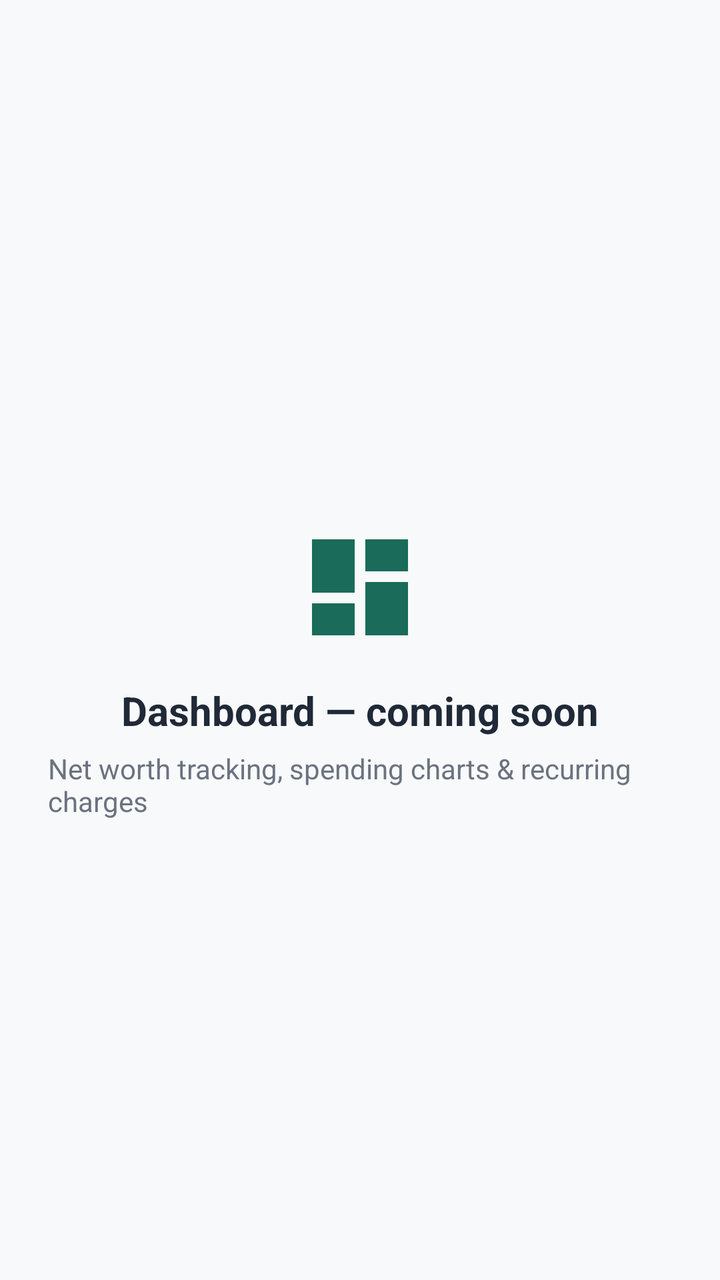
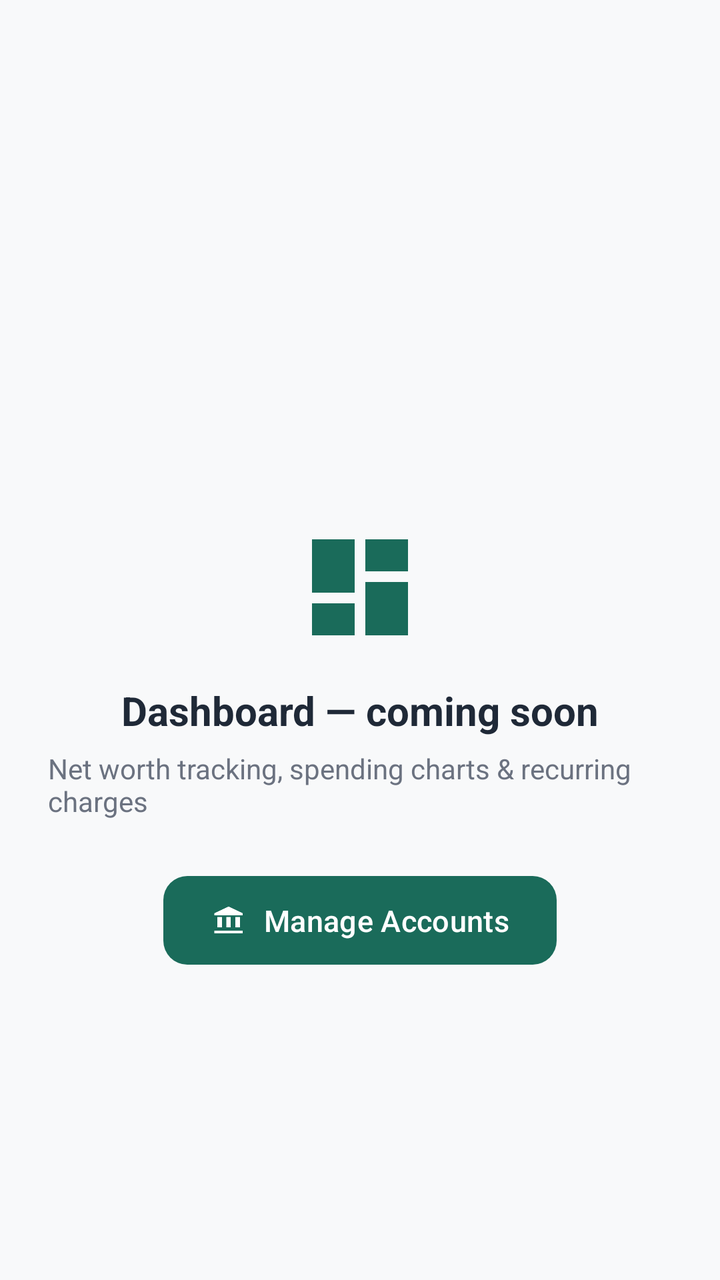

Compare the two renders of this Android layout. The source of the first and the diff that turns it into the second are given below.
<!-- AndroidManifest.xml: application theme Theme.Finora -->
<!-- res/layout/fragment_dashboard.xml -->
<?xml version="1.0" encoding="utf-8"?>
<androidx.constraintlayout.widget.ConstraintLayout
    xmlns:android="http://schemas.android.com/apk/res/android"
    xmlns:app="http://schemas.android.com/apk/res-auto"
    android:layout_width="match_parent"
    android:layout_height="match_parent"
    android:background="@color/background_light"
    android:padding="24dp">

    <ImageView
        android:id="@+id/img_placeholder"
        android:layout_width="64dp"
        android:layout_height="64dp"
        android:src="@drawable/ic_dashboard"
        app:tint="@color/primary_teal"
        app:layout_constraintTop_toTopOf="parent"
        app:layout_constraintBottom_toBottomOf="parent"
        app:layout_constraintStart_toStartOf="parent"
        app:layout_constraintEnd_toEndOf="parent"
        app:layout_constraintVertical_bias="0.45"
        android:contentDescription="Dashboard Icon" />

    <TextView
        android:id="@+id/tv_title"
        android:layout_width="wrap_content"
        android:layout_height="wrap_content"
        android:layout_marginTop="16dp"
        android:text="Dashboard — coming soon"
        android:textColor="@color/text_primary"
        android:textSize="20sp"
        android:textStyle="bold"
        app:layout_constraintTop_toBottomOf="@id/img_placeholder"
        app:layout_constraintStart_toStartOf="parent"
        app:layout_constraintEnd_toEndOf="parent" />

    <TextView
        android:id="@+id/tv_subtitle"
        android:layout_width="wrap_content"
        android:layout_height="wrap_content"
        android:layout_marginTop="6dp"
        android:text="Net worth tracking, spending charts &amp; recurring charges"
        android:textColor="@color/text_secondary"
        android:textSize="14sp"
        android:textAlignment="center"
        app:layout_constraintTop_toBottomOf="@id/tv_title"
        app:layout_constraintStart_toStartOf="parent"
        app:layout_constraintEnd_toEndOf="parent" />

</androidx.constraintlayout.widget.ConstraintLayout>
<!-- resources referenced by this layout -->
<resources>
  <color name="background_light">#F8F9FA</color>
  <color name="primary_teal">#1A6B5A</color>
  <color name="text_primary">#1F2937</color>
  <color name="text_secondary">#6B7280</color>
  <!-- drawable ic_dashboard (drawable) -->
  <vector xmlns:android="http://schemas.android.com/apk/res/android"
      android:width="24dp"
      android:height="24dp"
      android:viewportWidth="24"
      android:viewportHeight="24">
      <path
          android:fillColor="#FF000000"
          android:pathData="M3,13h8L11,3L3,3v10zM3,21h8v-6L3,15v6zM13,21h8L21,11h-8v10zM13,3v6h8L21,3h-8z"/>
  </vector>
  <style name="Theme.Finora" parent="Base.Theme.Finora" />
  <style name="Base.Theme.Finora" parent="Theme.Material3.DayNight.NoActionBar">
          <item name="colorPrimary">@color/primary_teal</item>
          <item name="colorOnPrimary">@color/white</item>
          <item name="colorSecondary">@color/mint_accent</item>
          <item name="colorOnSecondary">@color/black</item>
          <item name="android:windowBackground">@color/background_light</item>
          <item name="android:statusBarColor">@color/primary_teal_dark</item>
          <item name="android:windowLightStatusBar">false</item>
      </style>
  <color name="white">#FFFFFFFF</color>
  <color name="mint_accent">#00C49A</color>
  <color name="black">#FF000000</color>
  <color name="primary_teal_dark">#0F4A3D</color>
</resources>

<!-- the commit's change to res/layout/fragment_dashboard.xml (unified diff, before → after) -->
@@ -46,4 +46,24 @@
         app:layout_constraintStart_toStartOf="parent"
         app:layout_constraintEnd_toEndOf="parent" />
 
+    <com.google.android.material.button.MaterialButton
+        android:id="@+id/btn_manage_accounts"
+        android:layout_width="wrap_content"
+        android:layout_height="wrap_content"
+        android:layout_marginTop="24dp"
+        android:fontFamily="sans-serif-medium"
+        android:paddingHorizontal="24dp"
+        android:paddingVertical="12dp"
+        android:text="Manage Accounts"
+        android:textAllCaps="false"
+        android:textColor="@color/card_surface"
+        android:textSize="15sp"
+        app:backgroundTint="@color/primary_teal"
+        app:cornerRadius="12dp"
+        app:icon="@drawable/ic_account_bank"
+        app:iconTint="@color/card_surface"
+        app:layout_constraintEnd_toEndOf="parent"
+        app:layout_constraintStart_toStartOf="parent"
+        app:layout_constraintTop_toBottomOf="@id/tv_subtitle" />
+
 </androidx.constraintlayout.widget.ConstraintLayout>
<!-- resource entries referenced after the edit -->
@@ -1,9 +1,20 @@
 <!-- resources referenced by this layout -->
 <resources>
   <color name="background_light">#F8F9FA</color>
+  <color name="card_surface">#FFFFFF</color>
   <color name="primary_teal">#1A6B5A</color>
   <color name="text_primary">#1F2937</color>
   <color name="text_secondary">#6B7280</color>
+  <!-- drawable ic_account_bank (drawable) -->
+  <vector xmlns:android="http://schemas.android.com/apk/res/android"
+      android:width="24dp"
+      android:height="24dp"
+      android:viewportWidth="24"
+      android:viewportHeight="24">
+      <path
+          android:fillColor="@color/primary_teal"
+          android:pathData="M4,10v7h3v-7H4zm6,0v7h3v-7h-3zm-8,9v2h19v-2H2zm14,-9v7h3v-7h-3zm-4.5,-7L2,7.5V9h19V7.5L11.5,3z" />
+  </vector>
   <!-- drawable ic_dashboard (drawable) -->
   <vector xmlns:android="http://schemas.android.com/apk/res/android"
       android:width="24dp"
